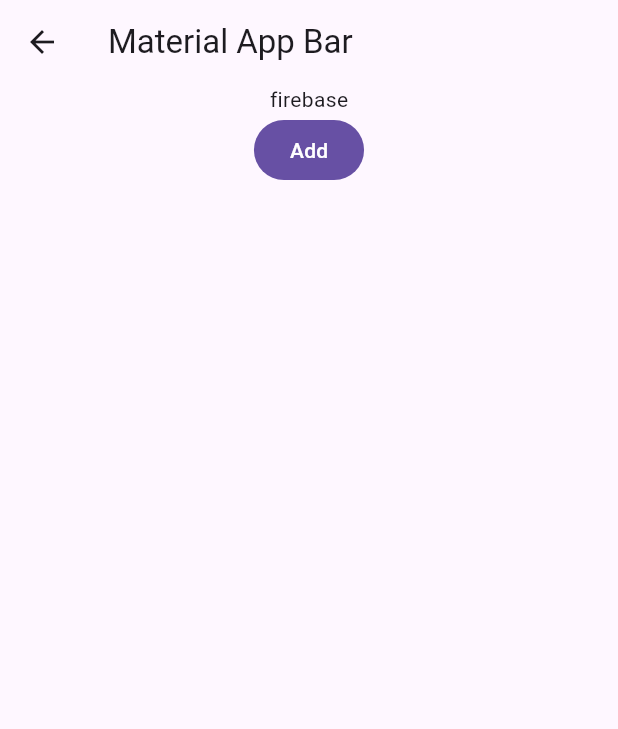
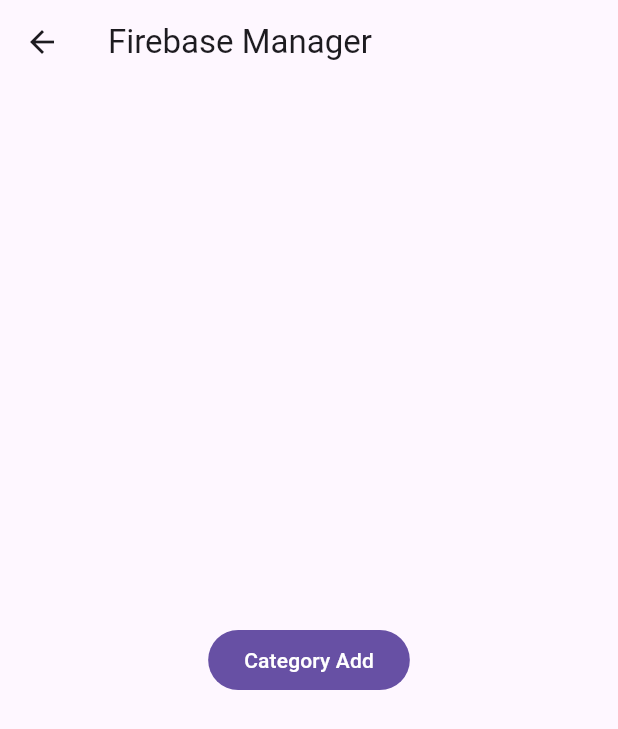
Before and after one commit to poseidonKey/fav_flutter_fb, a Flutter app: the screen it shows after launch, after a tap on the "face 2" icon, on a phone screen of 412 x 824 dp. Shown: the top 729 px of the screen. Run offline on Flutter 3.47's test engine with Material 3 defaults, Android fonts, the phone set to English and light mode, and no system bars; our stand-ins replace cloud_firestore, connectivity, dio, firebase_core, flutter_riverpod; accounts and stored records are empty; network calls fail.

Commit message:
firebase와 sqlite와 분리

```diff
--- a/lib/main.dart
+++ b/lib/main.dart
@@ -1,5 +1,7 @@
+import 'package:connectivity/connectivity.dart';
 import 'package:fav_flutter_fb/firebase_options.dart';
 import 'package:fav_flutter_fb/screen/home_screen.dart';
+import 'package:fav_flutter_fb/screen/home_screen_fb.dart';
 import 'package:firebase_core/firebase_core.dart';
 import 'package:flutter/material.dart';
 import 'package:flutter_riverpod/flutter_riverpod.dart';
@@ -19,9 +21,35 @@
 
   @override
   Widget build(BuildContext context) {
-    return const MaterialApp(
+    return MaterialApp(
       title: 'Material App',
-      home: HomeScreen(),
+      // home: HomeScreen(),
+      home: Center(
+        child: FutureBuilder<ConnectivityResult>(
+          future: Connectivity().checkConnectivity(),
+          builder: (context, snapshot) {
+            if (snapshot.connectionState == ConnectionState.waiting) {
+              return const CircularProgressIndicator();
+            } else if (snapshot.hasError) {
+              return Text('Error: ${snapshot.error}');
+            } else {
+              switch (snapshot.data) {
+                case ConnectivityResult.wifi:
+                // connectivityStatus = 'Connected to Wi-Fi';
+                case ConnectivityResult.mobile:
+                  // connectivityStatus = 'Connected to mobile data';
+                  return const HomeScreenFirebase();
+                case ConnectivityResult.none:
+                  // connectivityStatus = 'No internet connection';
+                  return const HomeScreen();
+                default:
+                  // connectivityStatus = 'Unknown';
+                  return Container();
+              }
+            }
+          },
+        ),
+      ),
     );
   }
 }
--- /dev/null
+++ b/lib/screen/fire_base_category_screen.dart
@@ -0,0 +1,40 @@
+import 'package:cloud_firestore/cloud_firestore.dart';
+import 'package:fav_flutter_fb/provider/category_provider.dart';
+import 'package:flutter/material.dart';
+import 'package:flutter_riverpod/flutter_riverpod.dart';
+
+class FirebaseCategoryScreen extends ConsumerWidget {
+  const FirebaseCategoryScreen({super.key});
+
+  @override
+  Widget build(BuildContext context, WidgetRef ref) {
+    return Scaffold(
+      appBar: AppBar(
+        title: const Text('Firebase Manager'),
+      ),
+      body: SizedBox(
+        width: double.infinity,
+        child: Column(
+          mainAxisAlignment: MainAxisAlignment.center,
+          children: [
+            FilledButton(
+              onPressed: () async {
+                final cateData = ref.read(categoryListProvider);
+                for (var imsi in cateData) {
+                  final tmp = imsi.toJson();
+                  print(tmp);
+                  await FirebaseFirestore.instance
+                      .collection('favCategory')
+                      .doc(tmp['fa_no'])
+                      .set(tmp);
+                }
+                print('success');
+              },
+              child: const Text('Category Add'),
+            )
+          ],
+        ),
+      ),
+    );
+  }
+}
--- a/lib/screen/fire_base_screen.dart
+++ /dev/null
@@ -1,25 +0,0 @@
-import 'package:flutter/material.dart';
-
-class FirebaseScreen extends StatelessWidget {
-  const FirebaseScreen({super.key});
-
-  @override
-  Widget build(BuildContext context) {
-    return Scaffold(
-      appBar: AppBar(
-        title: const Text('Material App Bar'),
-      ),
-      body: Column(
-        children: [
-          const Center(
-            child: Text('firebase'),
-          ),
-          FilledButton(
-            onPressed: () {},
-            child: const Text('Add'),
-          )
-        ],
-      ),
-    );
-  }
-}
--- a/lib/screen/home_screen.dart
+++ b/lib/screen/home_screen.dart
@@ -1,7 +1,7 @@
 import 'package:fav_flutter_fb/model/category_model.dart';
 import 'package:fav_flutter_fb/provider/category_provider.dart';
 import 'package:fav_flutter_fb/screen/data_screen.dart';
-import 'package:fav_flutter_fb/screen/fire_base_screen.dart';
+import 'package:fav_flutter_fb/screen/fire_base_category_screen.dart';
 import 'package:flutter/material.dart';
 import 'package:flutter_riverpod/flutter_riverpod.dart';
 
@@ -33,7 +33,7 @@
                   onPressed: () {
                     Navigator.of(context).push(
                       MaterialPageRoute(
-                        builder: (context) => const FirebaseScreen(),
+                        builder: (context) => const FirebaseCategoryScreen(),
                       ),
                     );
                   },
--- /dev/null
+++ b/lib/screen/home_screen_fb.dart
@@ -0,0 +1,141 @@
+import 'package:cloud_firestore/cloud_firestore.dart';
+import 'package:fav_flutter_fb/model/category_model.dart';
+import 'package:fav_flutter_fb/provider/category_provider.dart';
+import 'package:fav_flutter_fb/screen/data_screen_fb.dart';
+import 'package:fav_flutter_fb/screen/fire_base_category_screen.dart';
+import 'package:flutter/material.dart';
+import 'package:flutter_riverpod/flutter_riverpod.dart';
+
+class HomeScreenFirebase extends ConsumerWidget {
+  const HomeScreenFirebase({super.key});
+  @override
+  Widget build(BuildContext context, WidgetRef ref) {
+    final List<CategoryModel> state = ref.watch(categoryListProvider);
+
+    return SafeArea(
+      child: Scaffold(
+        appBar: PreferredSize(
+          preferredSize:
+              Size.fromHeight(MediaQuery.of(context).size.height * .07),
+          child: AppBar(
+            title: const Text(
+              '[My Internet Favorites!! 😀] ',
+              style: TextStyle(
+                  fontSize: 28,
+                  fontWeight: FontWeight.w700,
+                  color: Colors.deepPurpleAccent),
+            ),
+            actions: [
+              Padding(
+                padding: const EdgeInsets.only(right: 8.0),
+                child: IconButton(
+                  icon: const Icon(Icons.face_2_outlined),
+                  onPressed: () {
+                    Navigator.of(context).push(
+                      MaterialPageRoute(
+                        builder: (context) => const FirebaseCategoryScreen(),
+                      ),
+                    );
+                  },
+                ),
+              ),
+            ],
+          ),
+        ),
+        body: Column(
+          children: [
+            const PreferredSize(
+              preferredSize: Size.fromHeight(2.0), // Height of the Divider
+              child: Divider(
+                color: Colors.red,
+                thickness: 2.0,
+              ),
+            ),
+            Expanded(
+                child: FutureBuilder<List<CategoryModel?>>(
+              future: fetchCategoryDataAndSortByNo(),
+              builder: (context, snapshot) {
+                if (snapshot.hasError) {
+                  return const Center(
+                    child: Text('정보를 가져오지 못했습니다.'),
+                  );
+                }
+                if (snapshot.connectionState == ConnectionState.waiting) {
+                  return Container();
+                }
+
+                return ListView.separated(
+                  itemCount: snapshot.data!.length,
+                  itemBuilder: (BuildContext context, int index) {
+                    final CategoryModel model = snapshot.data![index]!;
+                    return SizedBox(
+                      height: 70,
+                      child: Dismissible(
+                        key: ObjectKey(model.fa_no),
+                        direction: DismissDirection.startToEnd,
+                        onDismissed: (direction) async {
+                          if (direction == DismissDirection.startToEnd) {
+                            print(model.fa_no);
+                            final result = await ref
+                                .read(categoryListProvider.notifier)
+                                .deleteCategory_all_data(id: model.fa_no);
+
+                            if (result == 'delete All Category And Data') {
+                              print('success');
+                            } else {
+                              print('error');
+                            }
+                          }
+                        },
+                        child: ListTile(
+                          contentPadding:
+                              const EdgeInsets.symmetric(vertical: 10),
+                          onTap: () async {
+                            Navigator.of(context).push(
+                              MaterialPageRoute(
+                                builder: (context) => DataScreenFirebase(
+                                  category: model.fa_code,
+                                ),
+                              ),
+                            );
+                          },
+                          title: Padding(
+                            padding: const EdgeInsets.only(left: 12),
+                            child: Text(
+                              '[${model.fa_code}] Category Title : ${model.fa_name}',
+                              style: const TextStyle(
+                                  fontSize: 22, fontWeight: FontWeight.w600),
+                            ),
+                          ),
+                        ),
+                      ),
+                    );
+                  },
+                  separatorBuilder: (BuildContext context, int index) =>
+                      SizedBox(
+                    height: 5,
+                    child: Container(
+                      color: Colors.grey[300],
+                    ),
+                  ),
+                );
+              },
+            )),
+          ],
+        ),
+      ),
+    );
+  }
+
+  Future<List<CategoryModel?>> fetchCategoryDataAndSortByNo() async {
+    // Fetch data from Firestore collection
+    QuerySnapshot<Map<String, dynamic>> querySnapshot =
+        await FirebaseFirestore.instance.collection('favCategory').get();
+    List<CategoryModel> data = querySnapshot.docs
+        .map((DocumentSnapshot<Map<String, dynamic>> snapshot) =>
+            CategoryModel.fromSnapshot(snapshot))
+        .toList();
+    data.sort((a, b) => (a.fa_code).compareTo(b.fa_code));
+    return data;
+  }
+}
--- a/pubspec.yaml
+++ b/pubspec.yaml
@@ -38,6 +38,7 @@
     flutter_riverpod: ^2.5.1
     firebase_core: ^2.30.0
     cloud_firestore: ^4.17.0
+    connectivity: ^3.0.6
 
 dev_dependencies:
     flutter_test:
```
Also changed, not shown: lib/model/category_model.dart (+10 -0 lines), lib/model/data_model.dart (+11 -0 lines), lib/screen/data_screen_fb.dart (added, +189 -0 lines), lib/screen/fire_base_data_screen.dart (added, +82 -0 lines), lib/util/connectivity_widget.dart (added, +48 -0 lines), pubspec.lock, 3 other files.
